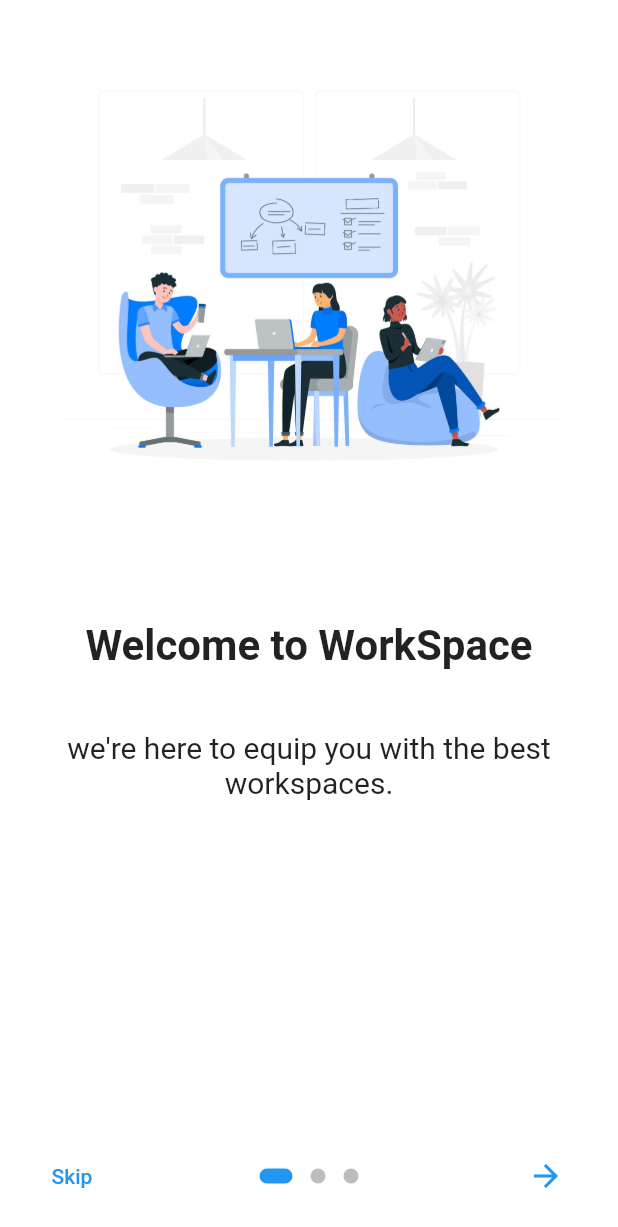
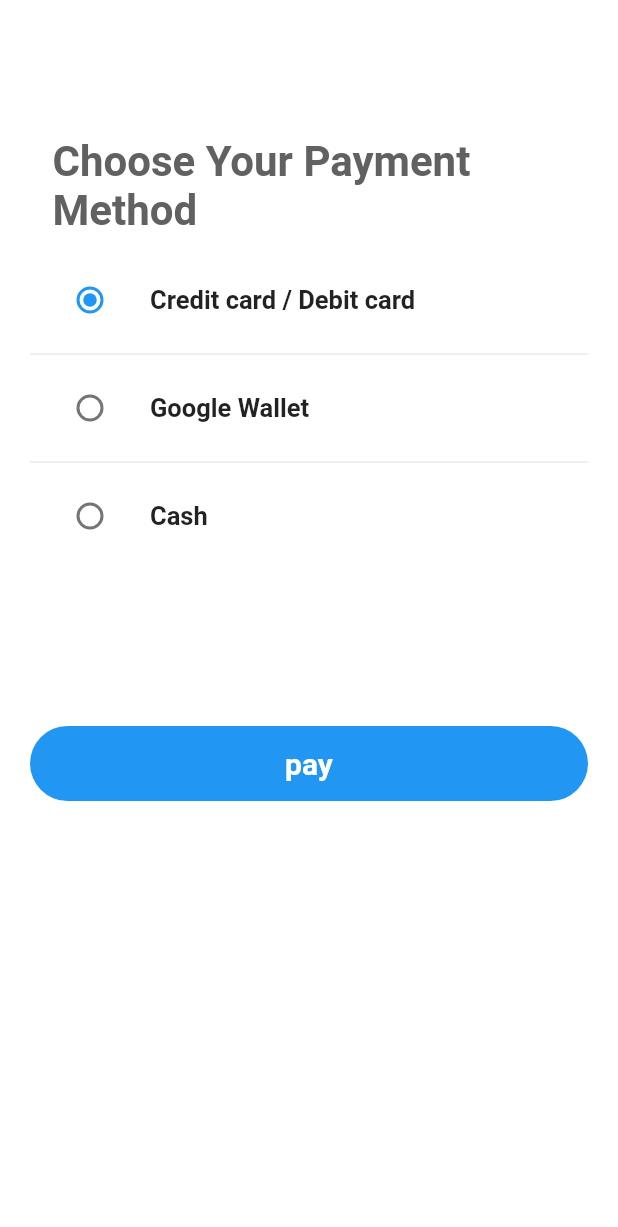
Before and after one commit to EsraaAhmed802/WorkSpace, a Flutter app: the screen it shows after launch, on a phone screen of 412 x 824 dp. Shown: the top 1227 px of the screen. Run offline on Flutter 3.47's test engine with Material 2 defaults, Android fonts, the phone set to English and light mode, and no system bars; drawn by our look-alikes of introduction_screen.

```diff
--- a/lib/main.dart
+++ b/lib/main.dart
@@ -1,10 +1,14 @@
 // @dart=2.9
 import 'package:flutter/material.dart';
 import 'package:flutter/services.dart';
+import 'package:flutterworkspace/modules/add_card_screen.dart';
+import 'package:flutterworkspace/modules/payment_screen.dart';
 import 'package:flutterworkspace/layout/home_layout.dart';
+import 'package:flutterworkspace/modules/edit_personal_info_screen.dart';
 import 'package:flutterworkspace/modules/login_screen.dart';
 import 'package:flutterworkspace/layout/onboarding_layout_screen.dart';
 import 'package:flutterworkspace/modules/reset_password_screen.dart';
+import 'package:flutterworkspace/modules/saved_cards_screen.dart';
 import 'package:flutterworkspace/modules/sign_up.dart';
 
 void main() {
@@ -45,7 +49,7 @@ class MyApp extends StatelessWidget{
       ),
 
       debugShowCheckedModeBanner: false,
-      home: OnBoardingPage(),
+      home: Payment(),
     );
 
   }
--- a/lib/modules/login_screen.dart
+++ b/lib/modules/login_screen.dart
@@ -1,4 +1,3 @@
-
 
 import 'package:flutter/material.dart';
 import 'package:flutterworkspace/modules/forget_password_screen.dart';
@@ -46,6 +45,7 @@ class _LoginScreenState extends State<LoginScreen> {
                   SizedBox(
                     height: 40.0,
                   ),
+
                   defaultFormField(
                       controller: emailController,
                       label: "Email",
--- /dev/null
+++ b/lib/modules/payment_screen.dart
@@ -0,0 +1,102 @@
+import 'package:flutter/material.dart';
+import 'package:flutterworkspace/layout/home_layout.dart';
+import 'package:flutterworkspace/modules/add_card_screen.dart';
+import 'package:flutterworkspace/modules/saved_cards_screen.dart';
+
+import '../shared/components/components.dart';
+
+class Payment extends StatefulWidget {
+  const Payment({Key? key}) : super(key: key);
+
+  @override
+  State<Payment> createState() => _PaymentState();
+}
+
+class _PaymentState extends State<Payment> {
+  Object? value = 0;
+  final paymentLabels =[
+    'Credit card / Debit card',
+    'Google Wallet',
+    'Cash',
+
+  ];
+
+  //String? _currentpaymentLabels = 'Credit card / Debit card';
+
+  // final paymentIcons=[
+  //   Icon(Icons.credit_card),
+  //   Icon(Icons.money_off),
+  //
+  // ];
+
+  @override
+  Widget build(BuildContext context) {
+    return Scaffold(
+      appBar: AppBar(
+        // title: Center(
+        //   child: Text('payment',
+        //     style: TextStyle(fontSize: 25, color: Colors.blue),),
+        // ),
+      ),
+      body: Padding(
+        padding: const EdgeInsets.all(20.0),
+        child: Column(
+          children:[
+            Padding(
+              padding: const EdgeInsets.all(15.0),
+              child: Text(
+                  'Choose Your Payment Method',
+                style: TextStyle(
+                  fontSize: 28.0,
+                  color: Colors.grey[700],
+                  fontWeight: FontWeight.bold,
+                ),
+              ),
+            ),
+          Expanded(
+            child: ListView.separated(
+              itemCount: paymentLabels.length,
+              itemBuilder: (context,index){
+                return ListTile(
+                  leading: Radio (
+                      activeColor: Colors.blue,
+                      groupValue: value,
+                      onChanged: (i) => setState(() => value= i ),
+                      value:  index ,
+
+                      ),
+                  title: Text(
+                    paymentLabels[index],
+                    style: TextStyle(
+                      fontWeight: FontWeight.bold,
+                      fontSize: 17,
+                    ),
+                  ),
+
+                );
+              },
+              separatorBuilder: (context,index){
+                return Divider();
+              },
+            ),
+
+          ),
+
+            Padding(
+              padding: const EdgeInsets.only(bottom: 270.0),
+              child: defaultButton(
+                  text: 'pay',
+                  function: (){
+                    Navigator.push(context, MaterialPageRoute(builder: (context)=> SavedCardScreen()));
+
+                  }
+              ),
+            ),
+
+          ]
+        ),
+      ),
+      );
+
+  }
+}
```
Also changed, not shown: lib/modules/add_card_screen.dart (added, +149 -0 lines), lib/modules/edit_personal_info_screen.dart (added, +258 -0 lines), lib/modules/saved_cards_screen.dart (added, +99 -0 lines), lib/shared/components/components.dart (+10 -0 lines).
